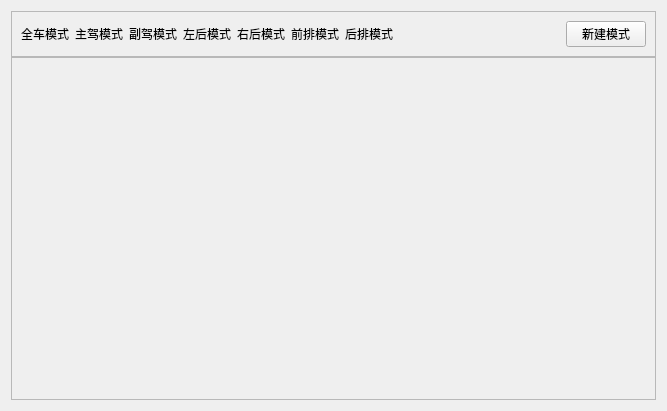
MarkFcx/3w, file widgets/ui/ManualTuning.ui: the form before one commit.
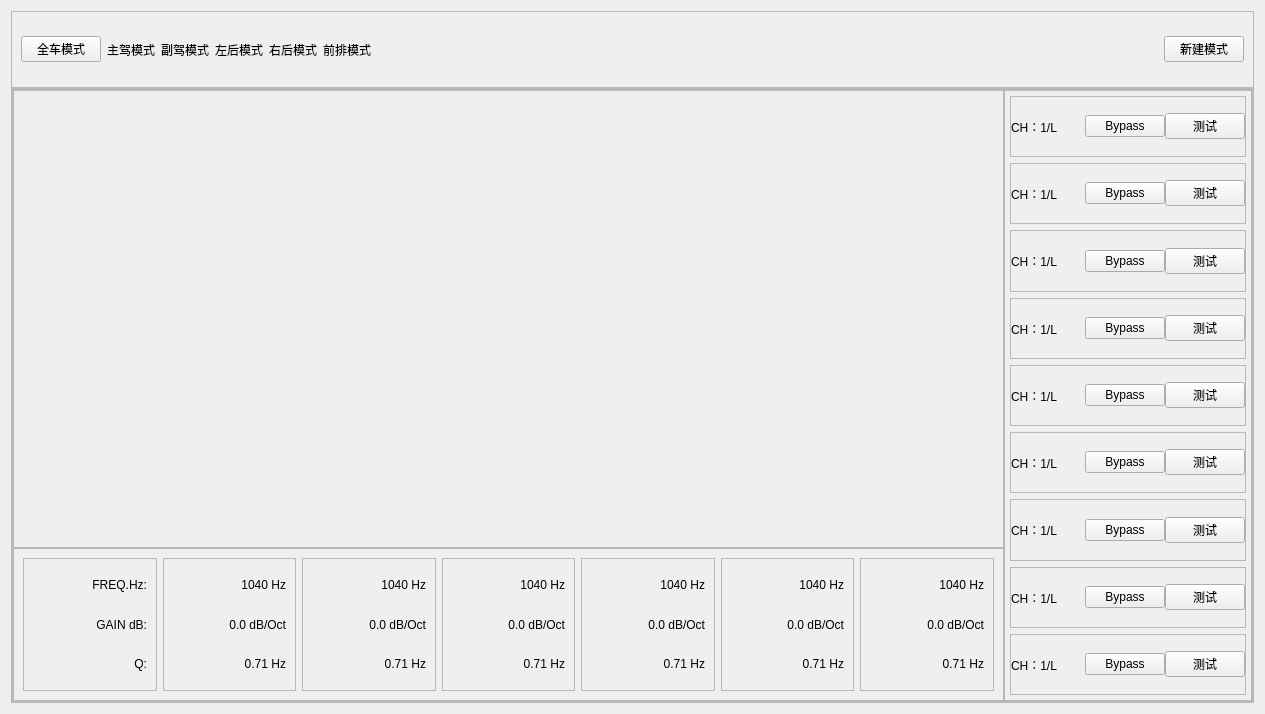
The form after the commit.

Patch:
```diff
--- a/widgets/ui/ManualTuning.ui
+++ b/widgets/ui/ManualTuning.ui
@@ -6,8 +6,8 @@
    <rect>
     <x>0</x>
     <y>0</y>
-    <width>667</width>
-    <height>411</height>
+    <width>1265</width>
+    <height>714</height>
    </rect>
   </property>
   <property name="windowTitle">
@@ -27,16 +27,10 @@
      </property>
      <layout class="QHBoxLayout" name="horizontalLayout">
       <item>
-       <widget class="QLabel" name="label">
-        <property name="styleSheet">
-         <string notr="true">font: 20pt &quot;STHeiti&quot;;</string>
-        </property>
+       <widget class="QPushButton" name="pushButton_20">
         <property name="text">
          <string>全车模式</string>
         </property>
-        <property name="alignment">
-         <set>Qt::AlignCenter</set>
-        </property>
        </widget>
       </item>
       <item>
@@ -74,13 +68,6 @@
         </property>
        </widget>
       </item>
-      <item>
-       <widget class="QLabel" name="label_7">
-        <property name="text">
-         <string>后排模式</string>
-        </property>
-       </widget>
-      </item>
       <item>
        <spacer name="horizontalSpacer">
         <property name="orientation">
@@ -112,6 +99,822 @@
      <property name="frameShadow">
       <enum>QFrame::Raised</enum>
      </property>
+     <layout class="QHBoxLayout" name="horizontalLayout_12">
+      <property name="spacing">
+       <number>0</number>
+      </property>
+      <property name="leftMargin">
+       <number>0</number>
+      </property>
+      <property name="topMargin">
+       <number>0</number>
+      </property>
+      <property name="rightMargin">
+       <number>0</number>
+      </property>
+      <property name="bottomMargin">
+       <number>0</number>
+      </property>
+      <item>
+       <widget class="QFrame" name="frame_3">
+        <property name="frameShape">
+         <enum>QFrame::StyledPanel</enum>
+        </property>
+        <property name="frameShadow">
+         <enum>QFrame::Raised</enum>
+        </property>
+        <layout class="QGridLayout" name="gridLayout" rowstretch="3,1" columnstretch="8,2">
+         <property name="leftMargin">
+          <number>0</number>
+         </property>
+         <property name="topMargin">
+          <number>0</number>
+         </property>
+         <property name="rightMargin">
+          <number>0</number>
+         </property>
+         <property name="bottomMargin">
+          <number>0</number>
+         </property>
+         <property name="spacing">
+          <number>0</number>
+         </property>
+         <item row="0" column="0">
+          <widget class="QFrame" name="frame_4">
+           <property name="frameShape">
+            <enum>QFrame::StyledPanel</enum>
+           </property>
+           <property name="frameShadow">
+            <enum>QFrame::Raised</enum>
+           </property>
+          </widget>
+         </item>
+         <item row="1" column="0">
+          <widget class="QFrame" name="frame_5">
+           <property name="frameShape">
+            <enum>QFrame::StyledPanel</enum>
+           </property>
+           <property name="frameShadow">
+            <enum>QFrame::Raised</enum>
+           </property>
+           <layout class="QHBoxLayout" name="horizontalLayout_11">
+            <item>
+             <widget class="QFrame" name="frame_15">
+              <property name="frameShape">
+               <enum>QFrame::StyledPanel</enum>
+              </property>
+              <property name="frameShadow">
+               <enum>QFrame::Raised</enum>
+              </property>
+              <layout class="QVBoxLayout" name="verticalLayout_3">
+               <item>
+                <widget class="QLabel" name="label_12">
+                 <property name="text">
+                  <string>FREQ.Hz:</string>
+                 </property>
+                 <property name="alignment">
+                  <set>Qt::AlignRight|Qt::AlignTrailing|Qt::AlignVCenter</set>
+                 </property>
+                </widget>
+               </item>
+               <item>
+                <widget class="QLabel" name="label_13">
+                 <property name="text">
+                  <string>GAIN dB:</string>
+                 </property>
+                 <property name="alignment">
+                  <set>Qt::AlignRight|Qt::AlignTrailing|Qt::AlignVCenter</set>
+                 </property>
+                </widget>
+               </item>
+               <item>
+                <widget class="QLabel" name="label_14">
+                 <property name="text">
+                  <string>Q:</string>
+                 </property>
+                 <property name="alignment">
+                  <set>Qt::AlignRight|Qt::AlignTrailing|Qt::AlignVCenter</set>
+                 </property>
+                </widget>
+               </item>
+              </layout>
+             </widget>
+            </item>
+            <item>
+             <widget class="QFrame" name="frame_16">
+              <property name="frameShape">
+               <enum>QFrame::StyledPanel</enum>
+              </property>
+              <property name="frameShadow">
+               <enum>QFrame::Raised</enum>
+              </property>
+              <layout class="QVBoxLayout" name="verticalLayout_4">
+               <item>
+                <widget class="QLabel" name="label_15">
+                 <property name="text">
+                  <string>1040 Hz</string>
+                 </property>
+                 <property name="alignment">
+                  <set>Qt::AlignRight|Qt::AlignTrailing|Qt::AlignVCenter</set>
+                 </property>
+                </widget>
+               </item>
+               <item>
+                <widget class="QLabel" name="label_16">
+                 <property name="text">
+                  <string>0.0 dB/Oct</string>
+                 </property>
+                 <property name="alignment">
+                  <set>Qt::AlignRight|Qt::AlignTrailing|Qt::AlignVCenter</set>
+                 </property>
+                </widget>
+               </item>
+               <item>
+                <widget class="QLabel" name="label_17">
+                 <property name="text">
+                  <string>0.71 Hz</string>
+                 </property>
+                 <property name="alignment">
+                  <set>Qt::AlignRight|Qt::AlignTrailing|Qt::AlignVCenter</set>
+                 </property>
+                </widget>
+               </item>
+              </layout>
+             </widget>
+            </item>
+            <item>
+             <widget class="QFrame" name="frame_17">
+              <property name="frameShape">
+               <enum>QFrame::StyledPanel</enum>
+              </property>
+              <property name="frameShadow">
+               <enum>QFrame::Raised</enum>
+              </property>
+              <layout class="QVBoxLayout" name="verticalLayout_5">
+               <item>
+                <widget class="QLabel" name="label_18">
+                 <property name="text">
+                  <string>1040 Hz</string>
+                 </property>
+                 <property name="alignment">
+                  <set>Qt::AlignRight|Qt::AlignTrailing|Qt::AlignVCenter</set>
+                 </property>
+                </widget>
+               </item>
+               <item>
+                <widget class="QLabel" name="label_19">
+                 <property name="text">
+                  <string>0.0 dB/Oct</string>
+                 </property>
+                 <property name="alignment">
+                  <set>Qt::AlignRight|Qt::AlignTrailing|Qt::AlignVCenter</set>
+                 </property>
+                </widget>
+               </item>
+               <item>
+                <widget class="QLabel" name="label_20">
+                 <property name="text">
+                  <string>0.71 Hz</string>
+                 </property>
+                 <property name="alignment">
+                  <set>Qt::AlignRight|Qt::AlignTrailing|Qt::AlignVCenter</set>
+                 </property>
+                </widget>
+               </item>
+              </layout>
+             </widget>
+            </item>
+            <item>
+             <widget class="QFrame" name="frame_18">
+              <property name="frameShape">
+               <enum>QFrame::StyledPanel</enum>
+              </property>
+              <property name="frameShadow">
+               <enum>QFrame::Raised</enum>
+              </property>
+              <layout class="QVBoxLayout" name="verticalLayout_6">
+               <item>
+                <widget class="QLabel" name="label_21">
+                 <property name="text">
+                  <string>1040 Hz</string>
+                 </property>
+                 <property name="alignment">
+                  <set>Qt::AlignRight|Qt::AlignTrailing|Qt::AlignVCenter</set>
+                 </property>
+                </widget>
+               </item>
+               <item>
+                <widget class="QLabel" name="label_22">
+                 <property name="text">
+                  <string>0.0 dB/Oct</string>
+                 </property>
+                 <property name="alignment">
+                  <set>Qt::AlignRight|Qt::AlignTrailing|Qt::AlignVCenter</set>
+                 </property>
+                </widget>
+               </item>
+               <item>
+                <widget class="QLabel" name="label_23">
+                 <property name="text">
+                  <string>0.71 Hz</string>
+                 </property>
+                 <property name="alignment">
+                  <set>Qt::AlignRight|Qt::AlignTrailing|Qt::AlignVCenter</set>
+                 </property>
+                </widget>
+               </item>
+              </layout>
+             </widget>
+            </item>
+            <item>
+             <widget class="QFrame" name="frame_19">
+              <property name="frameShape">
+               <enum>QFrame::StyledPanel</enum>
+              </property>
+              <property name="frameShadow">
+               <enum>QFrame::Raised</enum>
+              </property>
+              <layout class="QVBoxLayout" name="verticalLayout_7">
+               <item>
+                <widget class="QLabel" name="label_24">
+                 <property name="text">
+                  <string>1040 Hz</string>
+                 </property>
+                 <property name="alignment">
+                  <set>Qt::AlignRight|Qt::AlignTrailing|Qt::AlignVCenter</set>
+                 </property>
+                </widget>
+               </item>
+               <item>
+                <widget class="QLabel" name="label_25">
+                 <property name="text">
+                  <string>0.0 dB/Oct</string>
+                 </property>
+                 <property name="alignment">
+                  <set>Qt::AlignRight|Qt::AlignTrailing|Qt::AlignVCenter</set>
+                 </property>
+                </widget>
+               </item>
+               <item>
+                <widget class="QLabel" name="label_26">
+                 <property name="text">
+                  <string>0.71 Hz</string>
+                 </property>
+                 <property name="alignment">
+                  <set>Qt::AlignRight|Qt::AlignTrailing|Qt::AlignVCenter</set>
+                 </property>
+                </widget>
+               </item>
+              </layout>
+             </widget>
+            </item>
+            <item>
+             <widget class="QFrame" name="frame_20">
+              <property name="frameShape">
+               <enum>QFrame::StyledPanel</enum>
+              </property>
+              <property name="frameShadow">
+               <enum>QFrame::Raised</enum>
+              </property>
+              <layout class="QVBoxLayout" name="verticalLayout_8">
+               <item>
+                <widget class="QLabel" name="label_27">
+                 <property name="text">
+                  <string>1040 Hz</string>
+                 </property>
+                 <property name="alignment">
+                  <set>Qt::AlignRight|Qt::AlignTrailing|Qt::AlignVCenter</set>
+                 </property>
+                </widget>
+               </item>
+               <item>
+                <widget class="QLabel" name="label_28">
+                 <property name="text">
+                  <string>0.0 dB/Oct</string>
+                 </property>
+                 <property name="alignment">
+                  <set>Qt::AlignRight|Qt::AlignTrailing|Qt::AlignVCenter</set>
+                 </property>
+                </widget>
+               </item>
+               <item>
+                <widget class="QLabel" name="label_29">
+                 <property name="text">
+                  <string>0.71 Hz</string>
+                 </property>
+                 <property name="alignment">
+                  <set>Qt::AlignRight|Qt::AlignTrailing|Qt::AlignVCenter</set>
+                 </property>
+                </widget>
+               </item>
+              </layout>
+             </widget>
+            </item>
+            <item>
+             <widget class="QFrame" name="frame_21">
+              <property name="frameShape">
+               <enum>QFrame::StyledPanel</enum>
+              </property>
+              <property name="frameShadow">
+               <enum>QFrame::Raised</enum>
+              </property>
+              <layout class="QVBoxLayout" name="verticalLayout_9">
+               <item>
+                <widget class="QLabel" name="label_30">
+                 <property name="text">
+                  <string>1040 Hz</string>
+                 </property>
+                 <property name="alignment">
+                  <set>Qt::AlignRight|Qt::AlignTrailing|Qt::AlignVCenter</set>
+                 </property>
+                </widget>
+               </item>
+               <item>
+                <widget class="QLabel" name="label_31">
+                 <property name="text">
+                  <string>0.0 dB/Oct</string>
+                 </property>
+                 <property name="alignment">
+                  <set>Qt::AlignRight|Qt::AlignTrailing|Qt::AlignVCenter</set>
+                 </property>
+                </widget>
+               </item>
+               <item>
+                <widget class="QLabel" name="label_32">
+                 <property name="text">
+                  <string>0.71 Hz</string>
+                 </property>
+                 <property name="alignment">
+                  <set>Qt::AlignRight|Qt::AlignTrailing|Qt::AlignVCenter</set>
+                 </property>
+                </widget>
+               </item>
+              </layout>
+             </widget>
+            </item>
+           </layout>
+          </widget>
+         </item>
+         <item row="0" column="1" rowspan="2">
+          <widget class="QFrame" name="frame_6">
+           <property name="frameShape">
+            <enum>QFrame::StyledPanel</enum>
+           </property>
+           <property name="frameShadow">
+            <enum>QFrame::Raised</enum>
+           </property>
+           <layout class="QVBoxLayout" name="verticalLayout_2">
+            <property name="leftMargin">
+             <number>5</number>
+            </property>
+            <property name="topMargin">
+             <number>5</number>
+            </property>
+            <property name="rightMargin">
+             <number>5</number>
+            </property>
+            <property name="bottomMargin">
+             <number>5</number>
+            </property>
+            <item>
+             <widget class="QFrame" name="frame_7">
+              <property name="frameShape">
+               <enum>QFrame::StyledPanel</enum>
+              </property>
+              <property name="frameShadow">
+               <enum>QFrame::Raised</enum>
+              </property>
+              <layout class="QHBoxLayout" name="horizontalLayout_2">
+               <property name="spacing">
+                <number>0</number>
+               </property>
+               <property name="leftMargin">
+                <number>0</number>
+               </property>
+               <property name="topMargin">
+                <number>0</number>
+               </property>
+               <property name="rightMargin">
+                <number>0</number>
+               </property>
+               <property name="bottomMargin">
+                <number>0</number>
+               </property>
+               <item>
+                <widget class="QLabel" name="label_8">
+                 <property name="text">
+                  <string>CH：1/L</string>
+                 </property>
+                </widget>
+               </item>
+               <item>
+                <widget class="QPushButton" name="pushButton_2">
+                 <property name="text">
+                  <string>Bypass</string>
+                 </property>
+                </widget>
+               </item>
+               <item>
+                <widget class="QPushButton" name="pushButton_3">
+                 <property name="text">
+                  <string>测试</string>
+                 </property>
+                </widget>
+               </item>
+              </layout>
+             </widget>
+            </item>
+            <item>
+             <widget class="QFrame" name="frame_8">
+              <property name="frameShape">
+               <enum>QFrame::StyledPanel</enum>
+              </property>
+              <property name="frameShadow">
+               <enum>QFrame::Raised</enum>
+              </property>
+              <layout class="QHBoxLayout" name="horizontalLayout_3">
+               <property name="spacing">
+                <number>0</number>
+               </property>
+               <property name="leftMargin">
+                <number>0</number>
+               </property>
+               <property name="topMargin">
+                <number>0</number>
+               </property>
+               <property name="rightMargin">
+                <number>0</number>
+               </property>
+               <property name="bottomMargin">
+                <number>0</number>
+               </property>
+               <item>
+                <widget class="QLabel" name="label_9">
+                 <property name="text">
+                  <string>CH：1/L</string>
+                 </property>
+                </widget>
+               </item>
+               <item>
+                <widget class="QPushButton" name="pushButton_4">
+                 <property name="text">
+                  <string>Bypass</string>
+                 </property>
+                </widget>
+               </item>
+               <item>
+                <widget class="QPushButton" name="pushButton_5">
+                 <property name="text">
+                  <string>测试</string>
+                 </property>
+                </widget>
+               </item>
+              </layout>
+             </widget>
+            </item>
+            <item>
+             <widget class="QFrame" name="frame_9">
+              <property name="frameShape">
+               <enum>QFrame::StyledPanel</enum>
+              </property>
+              <property name="frameShadow">
+               <enum>QFrame::Raised</enum>
+              </property>
+              <layout class="QHBoxLayout" name="horizontalLayout_4">
+               <property name="spacing">
+                <number>0</number>
+               </property>
+               <property name="leftMargin">
+                <number>0</number>
+               </property>
+               <property name="topMargin">
+                <number>0</number>
+               </property>
+               <property name="rightMargin">
+                <number>0</number>
+               </property>
+               <property name="bottomMargin">
+                <number>0</number>
+               </property>
+               <item>
+                <widget class="QLabel" name="label_10">
+                 <property name="text">
+                  <string>CH：1/L</string>
+                 </property>
+                </widget>
+               </item>
+               <item>
+                <widget class="QPushButton" name="pushButton_6">
+                 <property name="text">
+                  <string>Bypass</string>
+                 </property>
+                </widget>
+               </item>
+               <item>
+                <widget class="QPushButton" name="pushButton_7">
+                 <property name="text">
+                  <string>测试</string>
+                 </property>
+                </widget>
+               </item>
+              </layout>
+             </widget>
+            </item>
+            <item>
+             <widget class="QFrame" name="frame_10">
+              <property name="frameShape">
+               <enum>QFrame::StyledPanel</enum>
+              </property>
+              <property name="frameShadow">
+               <enum>QFrame::Raised</enum>
+              </property>
+              <layout class="QHBoxLayout" name="horizontalLayout_5">
+               <property name="spacing">
+                <number>0</number>
+               </property>
+               <property name="leftMargin">
+                <number>0</number>
+               </property>
+               <property name="topMargin">
+                <number>0</number>
+               </property>
+               <property name="rightMargin">
+                <number>0</number>
+               </property>
+               <property name="bottomMargin">
+                <number>0</number>
+               </property>
+               <item>
+                <widget class="QLabel" name="label_11">
+                 <property name="text">
+                  <string>CH：1/L</string>
+                 </property>
+                </widget>
+               </item>
+               <item>
+                <widget class="QPushButton" name="pushButton_8">
+                 <property name="text">
+                  <string>Bypass</string>
+                 </property>
+                </widget>
+               </item>
+               <item>
+                <widget class="QPushButton" name="pushButton_9">
+                 <property name="text">
+                  <string>测试</string>
+                 </property>
+                </widget>
+               </item>
+              </layout>
+             </widget>
+            </item>
+            <item>
+             <widget class="QFrame" name="frame_11">
+              <property name="frameShape">
+               <enum>QFrame::StyledPanel</enum>
+              </property>
+              <property name="frameShadow">
+               <enum>QFrame::Raised</enum>
+              </property>
+              <layout class="QHBoxLayout" name="horizontalLayout_6">
+               <property name="spacing">
+                <number>0</number>
+               </property>
+               <property name="leftMargin">
+                <number>0</number>
+               </property>
+               <property name="topMargin">
+                <number>0</number>
+               </property>
+               <property name="rightMargin">
+                <number>0</number>
+               </property>
+               <property name="bottomMargin">
+                <number>0</number>
+               </property>
+               <item>
+                <widget class="QLabel" name="label_33">
+                 <property name="text">
+                  <string>CH：1/L</string>
+                 </property>
+                </widget>
+               </item>
+               <item>
+                <widget class="QPushButton" name="pushButton_10">
+                 <property name="text">
+                  <string>Bypass</string>
+                 </property>
+                </widget>
+               </item>
+               <item>
+                <widget class="QPushButton" name="pushButton_11">
+                 <property name="text">
+                  <string>测试</string>
+                 </property>
+                </widget>
+               </item>
+              </layout>
+             </widget>
+            </item>
+            <item>
+             <widget class="QFrame" name="frame_12">
+              <property name="frameShape">
+               <enum>QFrame::StyledPanel</enum>
+              </property>
+              <property name="frameShadow">
+               <enum>QFrame::Raised</enum>
+              </property>
+              <layout class="QHBoxLayout" name="horizontalLayout_7">
+               <property name="spacing">
+                <number>0</number>
+               </property>
+               <property name="leftMargin">
+                <number>0</number>
+               </property>
+               <property name="topMargin">
+                <number>0</number>
+               </property>
+               <property name="rightMargin">
+                <number>0</number>
+               </property>
+               <property name="bottomMargin">
+                <number>0</number>
+               </property>
+               <item>
+                <widget class="QLabel" name="label_34">
+                 <property name="text">
+                  <string>CH：1/L</string>
+                 </property>
+                </widget>
+               </item>
+               <item>
+                <widget class="QPushButton" name="pushButton_12">
+                 <property name="text">
+                  <string>Bypass</string>
+                 </property>
+                </widget>
+               </item>
+               <item>
+                <widget class="QPushButton" name="pushButton_13">
+                 <property name="text">
+                  <string>测试</string>
+                 </property>
+                </widget>
+               </item>
+              </layout>
+             </widget>
+            </item>
+            <item>
+             <widget class="QFrame" name="frame_13">
+              <property name="frameShape">
+               <enum>QFrame::StyledPanel</enum>
+              </property>
+              <property name="frameShadow">
+               <enum>QFrame::Raised</enum>
+              </property>
+              <layout class="QHBoxLayout" name="horizontalLayout_8">
+               <property name="spacing">
+                <number>0</number>
+               </property>
+               <property name="leftMargin">
+                <number>0</number>
+               </property>
+               <property name="topMargin">
+                <number>0</number>
+               </property>
+               <property name="rightMargin">
+                <number>0</number>
+               </property>
+               <property name="bottomMargin">
+                <number>0</number>
+               </property>
+               <item>
+                <widget class="QLabel" name="label_35">
+                 <property name="text">
+                  <string>CH：1/L</string>
+                 </property>
+                </widget>
+               </item>
+               <item>
+                <widget class="QPushButton" name="pushButton_14">
+                 <property name="text">
+                  <string>Bypass</string>
+                 </property>
+                </widget>
+               </item>
+               <item>
+                <widget class="QPushButton" name="pushButton_15">
+                 <property name="text">
+                  <string>测试</string>
+                 </property>
+                </widget>
+               </item>
+              </layout>
+             </widget>
+            </item>
+            <item>
+             <widget class="QFrame" name="frame_14">
+              <property name="frameShape">
+               <enum>QFrame::StyledPanel</enum>
+              </property>
+              <property name="frameShadow">
+               <enum>QFrame::Raised</enum>
+              </property>
+              <layout class="QHBoxLayout" name="horizontalLayout_9">
+               <property name="spacing">
+                <number>0</number>
+               </property>
+               <property name="leftMargin">
+                <number>0</number>
+               </property>
+               <property name="topMargin">
+                <number>0</number>
+               </property>
+               <property name="rightMargin">
+                <number>0</number>
+               </property>
+               <property name="bottomMargin">
+                <number>0</number>
+               </property>
+               <item>
+                <widget class="QLabel" name="label_36">
+                 <property name="text">
+                  <string>CH：1/L</string>
+                 </property>
+                </widget>
+               </item>
+               <item>
+                <widget class="QPushButton" name="pushButton_16">
+                 <property name="text">
+                  <string>Bypass</string>
+                 </property>
+                </widget>
+               </item>
+               <item>
+                <widget class="QPushButton" name="pushButton_17">
+                 <property name="text">
+                  <string>测试</string>
+                 </property>
+                </widget>
+               </item>
+              </layout>
+             </widget>
+            </item>
+            <item>
+             <widget class="QFrame" name="frame_22">
+              <property name="frameShape">
+               <enum>QFrame::StyledPanel</enum>
+              </property>
+              <property name="frameShadow">
+               <enum>QFrame::Raised</enum>
+              </property>
+              <layout class="QHBoxLayout" name="horizontalLayout_10">
+               <property name="spacing">
+                <number>0</number>
+               </property>
+               <property name="leftMargin">
+                <number>0</number>
+               </property>
+               <property name="topMargin">
+                <number>0</number>
+               </property>
+               <property name="rightMargin">
+                <number>0</number>
+               </property>
+               <property name="bottomMargin">
+                <number>0</number>
+               </property>
+               <item>
+                <widget class="QLabel" name="label_37">
+                 <property name="text">
+                  <string>CH：1/L</string>
+                 </property>
+                </widget>
+               </item>
+               <item>
+                <widget class="QPushButton" name="pushButton_18">
+                 <property name="text">
+                  <string>Bypass</string>
+                 </property>
+                </widget>
+               </item>
+               <item>
+                <widget class="QPushButton" name="pushButton_19">
+                 <property name="text">
+                  <string>测试</string>
+                 </property>
+                </widget>
+               </item>
+              </layout>
+             </widget>
+            </item>
+           </layout>
+          </widget>
+         </item>
+        </layout>
+       </widget>
+      </item>
+     </layout>
     </widget>
    </item>
   </layout>
```
